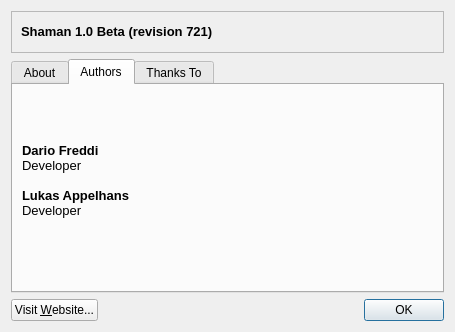
Old version of the form trunk/shaman/ui/aboutDialog.ui in the repository drf/shaman1.
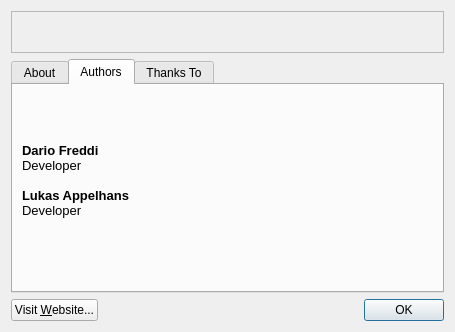
New version of the form. The open tabs and pages were chosen to show the change. Icons and pictures are not drawn.

The edit to the form file:
```diff
--- a/trunk/shaman/ui/aboutDialog.ui
+++ b/trunk/shaman/ui/aboutDialog.ui
@@ -65,11 +65,7 @@
         <item row="0" column="0" >
          <widget class="QLabel" name="label_2" >
           <property name="text" >
-           <string>&lt;!DOCTYPE HTML PUBLIC "-//W3C//DTD HTML 4.0//EN" "http://www.w3.org/TR/REC-html40/strict.dtd">
-&lt;html>&lt;head>&lt;meta name="qrichtext" content="1" />&lt;style type="text/css">
-p, li { white-space: pre-wrap; }
-&lt;/style>&lt;/head>&lt;body style=" font-family:'Sans Serif'; font-size:10pt; font-weight:400; font-style:normal;">
-&lt;p style=" margin-top:0px; margin-bottom:0px; margin-left:0px; margin-right:0px; -qt-block-indent:0; text-indent:0px;">&lt;span style=" font-weight:600;">Shaman 1.0 Beta (revision 721)&lt;/span>&lt;/p>&lt;/body>&lt;/html></string>
+           <string/>
           </property>
          </widget>
         </item>
```
Left out of the diff: 10 changed lines with no effect on the pictures.
